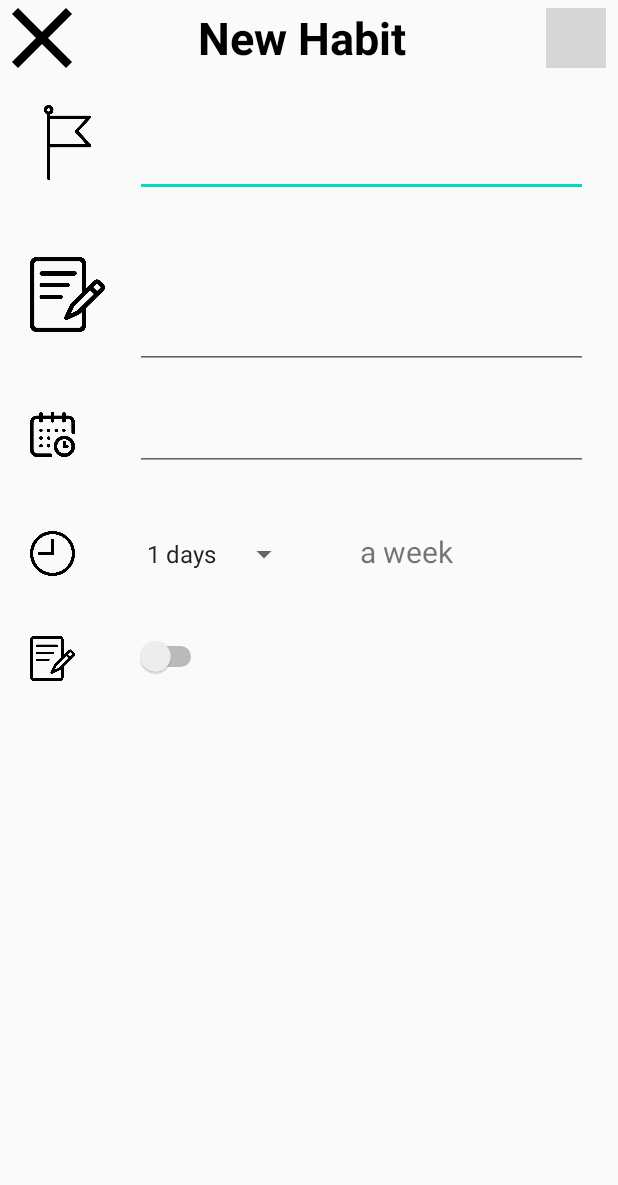
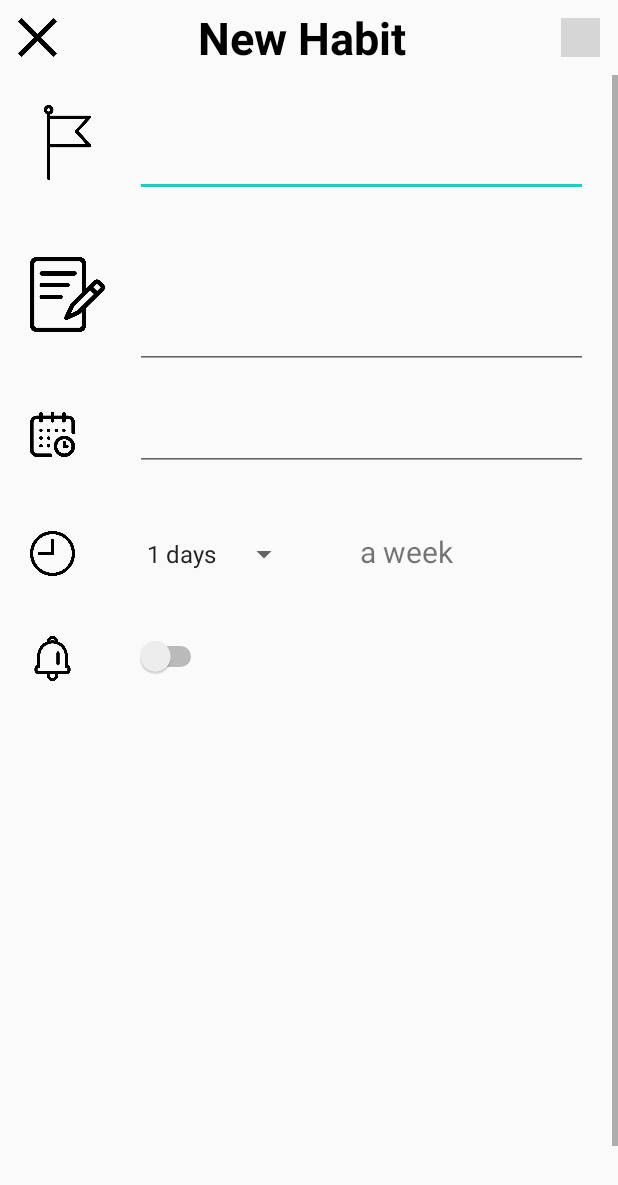
Before and after one commit to quanphanhong/habits-builder, an Android app: the NewHabit screen opened directly, with no data from a screen before it, on a phone screen of 412 x 824 dp. Shown: the top 1185 px of the screen. Run offline under Robolectric (Android 15) with nearby library versions, the phone set to English and light mode, and no system bars.

Commit message:
resolve some 'new habit' UI problems

```diff
--- a/app/src/main/java/com/example/habitsbuilder/NewHabit.java
+++ b/app/src/main/java/com/example/habitsbuilder/NewHabit.java
@@ -7,12 +7,18 @@ import android.os.Bundle;
 import android.view.View;
 import android.view.ViewGroup;
 import android.widget.ArrayAdapter;
+import android.widget.CompoundButton;
+import android.widget.LinearLayout;
 import android.widget.Spinner;
 import android.widget.SpinnerAdapter;
+import android.widget.Switch;
 
 public class NewHabit extends AppCompatActivity {
 
     Spinner sp_frequency;
+
+    LinearLayout panel_alert;
+    Switch sw_alert;
 
     @Override
     protected void onCreate(Bundle savedInstanceState) {
@@ -20,13 +26,27 @@ public class NewHabit extends AppCompatActivity {
         setContentView(R.layout.activity_new_habit);
 
         init();
-
         prepFrequency();
-
     }
 
     private void init() {
         sp_frequency = (Spinner) findViewById(R.id.habit_frequency_spinner);
+
+        panel_alert = (LinearLayout) findViewById(R.id.habit_reminding_time_setting);
+        sw_alert = (Switch) findViewById(R.id.habit_alert_switch);
+        panel_alert.setVisibility(View.INVISIBLE);
+        sw_alertChangedListener();
+
+    }
+
+    private void sw_alertChangedListener() {
+        sw_alert.setOnCheckedChangeListener(new CompoundButton.OnCheckedChangeListener() {
+            @Override
+            public void onCheckedChanged(CompoundButton buttonView, boolean isChecked) {
+                if (!isChecked) panel_alert.setVisibility(View.INVISIBLE);
+                else panel_alert.setVisibility(View.VISIBLE);
+            }
+        });
     }
 
     private void prepFrequency() {
@@ -41,4 +61,8 @@ public class NewHabit extends AppCompatActivity {
 
         sp_frequency.setAdapter(adapter);
     }
+
+    public void exitButtonClicked(View view) {
+        finish();
+    }
 }
--- a/app/src/main/res/layout/activity_new_habit.xml
+++ b/app/src/main/res/layout/activity_new_habit.xml
@@ -30,11 +30,12 @@
         <Button
             android:id="@+id/exitButton"
             style="@style/Widget.AppCompat.Button.Borderless"
-            android:layout_width="40dp"
-            android:layout_height="40dp"
-            android:layout_marginStart="8dp"
-            android:layout_marginLeft="8dp"
-            android:layout_marginTop="5dp"
+            android:layout_width="26dp"
+            android:layout_height="26dp"
+            android:layout_marginStart="12dp"
+            android:layout_marginLeft="12dp"
+            android:layout_marginTop="12dp"
+            android:onClick="exitButtonClicked"
             android:foreground="@drawable/ic_exit"
             app:layout_constraintStart_toStartOf="parent"
             app:layout_constraintTop_toTopOf="parent" />
@@ -42,22 +43,31 @@
         <Button
             android:id="@+id/saveButton"
             style="@style/Widget.AppCompat.Button.Borderless"
-            android:layout_width="40dp"
-            android:layout_height="40dp"
-            android:layout_marginEnd="8dp"
-            android:layout_marginRight="8dp"
-            android:layout_marginTop="5dp"
+            android:layout_width="26dp"
+            android:layout_height="26dp"
+            android:layout_marginEnd="12dp"
+            android:layout_marginRight="12dp"
+            android:layout_marginTop="12dp"
             android:foreground="@drawable/ic_save"
             app:layout_constraintEnd_toEndOf="parent"
             app:layout_constraintTop_toTopOf="parent" />
 
     </androidx.constraintlayout.widget.ConstraintLayout>
 
+    <ScrollView
+        android:layout_width="match_parent"
+        android:layout_height="match_parent"
+        android:layout_marginTop="50dp">
+
+        <RelativeLayout
+            android:layout_width="match_parent"
+            android:layout_height="match_parent"
+            android:isScrollContainer="true">
+
             <LinearLayout
+                android:id="@+id/habit_name_layout"
                 android:layout_width="match_parent"
-        android:layout_height="wrap_content"
-        android:layout_below="@+id/header_panel"
-        android:id="@+id/habit_name_layout">
+                android:layout_height="wrap_content">
 
                 <ImageView
                     android:id="@+id/habit_name_image_view"
@@ -80,9 +90,9 @@
             </LinearLayout>
 
             <LinearLayout
+                android:id="@+id/habit_description_layout"
                 android:layout_width="match_parent"
                 android:layout_height="wrap_content"
-        android:id="@+id/habit_description_layout"
                 android:layout_below="@+id/habit_name_layout">
 
                 <ImageView
@@ -104,9 +114,9 @@
             </LinearLayout>
 
             <LinearLayout
+                android:id="@+id/habit_starting_day_layout"
                 android:layout_width="match_parent"
                 android:layout_height="wrap_content"
-        android:id="@+id/habit_starting_day_layout"
                 android:layout_below="@+id/habit_description_layout">
 
                 <ImageView
@@ -130,9 +140,9 @@
             </LinearLayout>
 
             <LinearLayout
+                android:id="@+id/habit_frequency_layout"
                 android:layout_width="match_parent"
                 android:layout_height="wrap_content"
-        android:id="@+id/habit_frequency_layout"
                 android:layout_below="@+id/habit_starting_day_layout">
 
                 <ImageView
@@ -160,9 +170,9 @@
             </LinearLayout>
 
             <LinearLayout
+                android:id="@+id/habit_alert_layout"
                 android:layout_width="match_parent"
                 android:layout_height="wrap_content"
-        android:id="@+id/habit_alert_layout"
                 android:layout_below="@+id/habit_frequency_layout">
 
                 <ImageView
@@ -170,7 +180,7 @@
                     android:layout_width="30dp"
                     android:layout_height="30dp"
                     android:layout_margin="@dimen/new_habit_icon_margin"
-            android:src="@drawable/ic_writing"/>
+                    android:src="@drawable/ic_bell"/>
 
                 <Switch
                     android:id="@+id/habit_alert_switch"
@@ -180,4 +190,31 @@
 
             </LinearLayout>
 
+            <LinearLayout
+                android:id="@+id/habit_reminding_time_setting"
+                android:layout_below="@+id/habit_alert_layout"
+                android:layout_width="match_parent"
+                android:layout_height="wrap_content"
+                android:orientation="vertical">
+
+                <TextView
+                    android:layout_width="wrap_content"
+                    android:layout_height="wrap_content"
+                    android:text="@string/new_habit_title5_1"
+                    android:textSize="@dimen/new_habit_edit_text_size_small"
+                    android:textStyle="bold"
+                    android:layout_gravity="center_horizontal"/>
+
+                <TimePicker
+                    android:id="@+id/reminding_time_picker"
+                    android:layout_width="wrap_content"
+                    android:layout_height="wrap_content"
+                    android:headerBackground="@android:color/darker_gray" />
+
+            </LinearLayout>
+
         </RelativeLayout>
+
+    </ScrollView>
+
+</RelativeLayout>
--- a/app/src/main/res/layout/fragment_item.xml
+++ b/app/src/main/res/layout/fragment_item.xml
@@ -18,14 +18,17 @@
             android:layout_width="wrap_content"
             android:layout_height="wrap_content"
             android:id="@+id/habit_name"
-            android:layout_margin="@dimen/text_margin"
+            android:layout_marginTop="@dimen/text_margin"
+            android:layout_marginLeft="@dimen/text_margin"
+            android:textStyle="bold"
             android:textSize="@dimen/habit_name_text_size"/>
 
         <TextView
             android:id="@+id/habit_description"
             android:layout_width="wrap_content"
             android:layout_height="wrap_content"
-            android:layout_margin="@dimen/text_margin"
+            android:layout_marginTop="@dimen/text_margin"
+            android:layout_marginLeft="@dimen/text_margin"
             android:textAppearance="?attr/textAppearanceListItem" />
 
         <ProgressBar
@@ -33,7 +36,9 @@
             style="?android:attr/progressBarStyleHorizontal"
             android:layout_width="match_parent"
             android:layout_height="wrap_content"
-            android:layout_margin="@dimen/text_margin"
+            android:layout_marginTop="@dimen/text_margin"
+            android:layout_marginLeft="@dimen/text_margin"
+            android:layout_marginRight="@dimen/text_margin"
             android:max="100"
             android:progress="50"/>
 
@@ -41,7 +46,9 @@
             android:id="@+id/habit_starting_day"
             android:layout_width="wrap_content"
             android:layout_height="wrap_content"
-            android:layout_margin="@dimen/text_margin"
+            android:layout_marginTop="@dimen/text_margin"
+            android:layout_marginLeft="@dimen/text_margin"
+            android:layout_marginBottom="@dimen/text_margin"
             android:textColor="@color/colorHabitStartingDate"/>
 
     </LinearLayout>
--- a/app/src/main/res/values/strings.xml
+++ b/app/src/main/res/values/strings.xml
@@ -20,4 +20,5 @@
     <string name="new_habit_title4">Frequency:</string>
     <string name="new_habit_title4_1"> a week</string>
     <string name="new_habit_title5">Reminder:</string>
+    <string name="new_habit_title5_1">Reminding Time</string>
 </resources>
```
Lines whose indentation alone changed are shown as unchanged.
